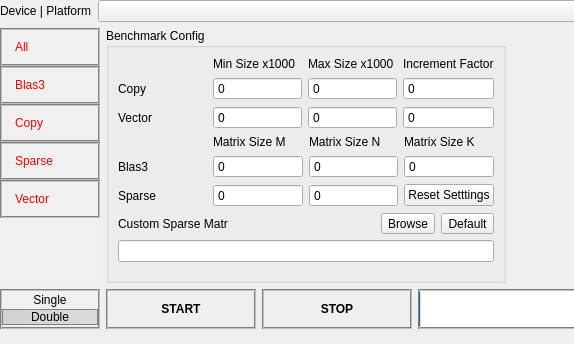
Before: the Qt Designer form src/ui/expertbenchmark.ui in viennacl/viennaclbench-dev, drawn with Qt 5; both pictures show x 0 to 574 and y 0 to 344 of the 936 by 619 pixel window.
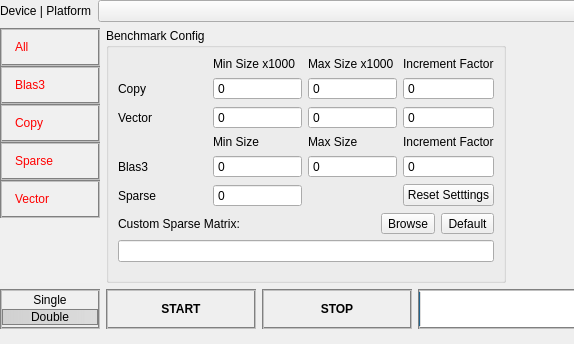
After: the same form once the commit is applied. Icons and pictures are not drawn. Custom widgets are drawn as their Qt base class.

Commit message:
Benchmarks: Expert mode with different matrix sizes, added four GEMM variants.
Rather than specifying a single matrix size, we now scan different sizes and
provide the minimum, maximum, and increment factor.
Also added the four GEMM variants C = A*B, C = A^T*B, C = A*B^T, C = A^T*B^T.

What changed in the file:
```diff
--- a/src/ui/expertbenchmark.ui
+++ b/src/ui/expertbenchmark.ui
@@ -395,21 +395,21 @@
           <item row="0" column="1">
            <widget class="QLabel" name="expert_AMatSizeLabel">
             <property name="text">
-             <string>Matrix Size M</string>
+             <string>Min Size</string>
             </property>
            </widget>
           </item>
           <item row="0" column="2">
            <widget class="QLabel" name="expert_BMatSizeLabel">
             <property name="text">
-             <string>Matrix Size N</string>
+             <string>Max Size</string>
             </property>
            </widget>
           </item>
           <item row="0" column="3">
            <widget class="QLabel" name="expert_CMatSizeLabel">
             <property name="text">
-             <string>Matrix Size K</string>
+             <string>Increment Factor</string>
             </property>
            </widget>
           </item>
@@ -497,22 +497,6 @@
             </property>
            </widget>
           </item>
-          <item row="2" column="2">
-           <widget class="QSpinBox" name="expert_SparseBMatSize">
-            <property name="focusPolicy">
-             <enum>Qt::ClickFocus</enum>
-            </property>
-            <property name="buttonSymbols">
-             <enum>QAbstractSpinBox::NoButtons</enum>
-            </property>
-            <property name="text" stdset="0">
-             <string>0</string>
-            </property>
-            <property name="maximum">
-             <number>9999999</number>
-            </property>
-           </widget>
-          </item>
           <item row="2" column="3">
            <widget class="QPushButton" name="expert_ResetSettingsButton">
             <property name="text">
@@ -532,7 +516,7 @@
               </property>
               <property name="maximumSize">
                <size>
-                <width>110</width>
+                <width>210</width>
                 <height>16777215</height>
                </size>
               </property>
```
Left out of the diff: 24 changed lines with no effect on the pictures. The commit also changes 7 other files.
